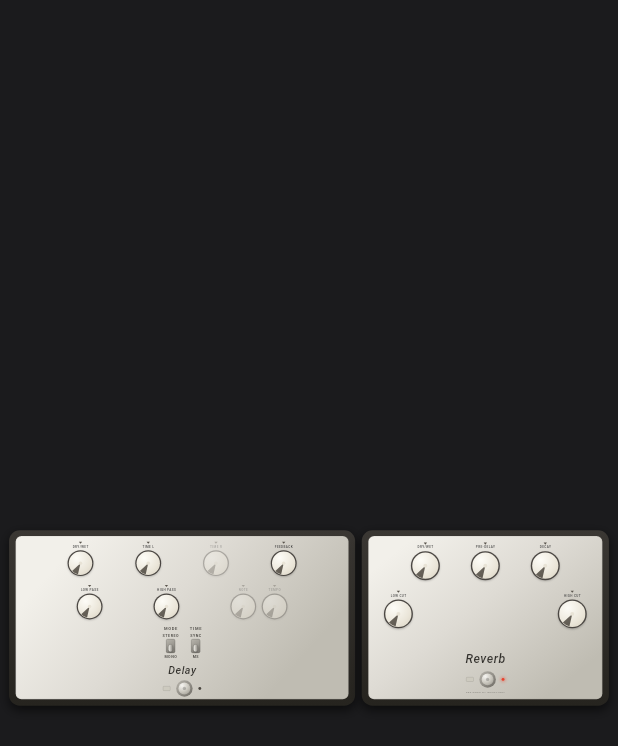
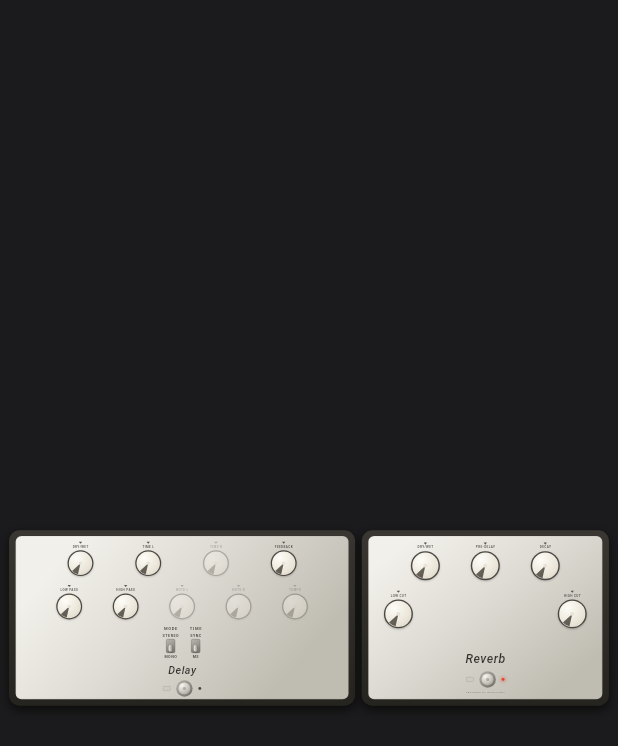
Before and after one commit to kysmegumi3030/neuralrev, a Flutter app: the screen it shows after launch, on a phone screen of 412 x 824 dp. Shown: the top 746 px of the screen. Run offline on Flutter 3.47's test engine with Material 3 defaults, Android fonts, the phone set to English and light mode, and no system bars; Roboto replaces fonts that are missing (Georgia).

Commit message:
fix: unify NOTE L/R display logic and keep original layout position
- NOTE L/R always visible in sync group row (no longer moves to
  separate centered row)
- SYNC off: NOTE L, NOTE R, TEMPO all dimmed at 0.35
- SYNC on + stereo: all three normal
- SYNC on + mono: NOTE L + TEMPO normal, NOTE R dimmed at 0.35

```diff
--- a/flutter_ui/lib/plugin_ui.dart
+++ b/flutter_ui/lib/plugin_ui.dart
@@ -215,37 +215,30 @@ class _DelayPedal extends StatelessWidget {
                   ],
                 ),
                 const SizedBox(height: 6),
-                // ---- 下排：LOW PASS、HIGH PASS + 同步组 ----
+                // ---- 下排：LOW PASS、HIGH PASS、NOTE L、NOTE R、TEMPO ----
                 Row(
                   crossAxisAlignment: CrossAxisAlignment.start,
                   mainAxisAlignment: MainAxisAlignment.spaceEvenly,
                   children: [
                     _knob(bridge, 'd_lowpass', 'LOW PASS', size: 66),
                     _knob(bridge, 'd_highpass', 'HIGH PASS', size: 66),
-                    // SYNC 关 ⇒ NOTE/TEMPO 不参与 DSP，整组变暗
-                    // Stereo + Sync ⇒ 左右声道独立 NOTE 旋钮
-                    // Mono + Sync   ⇒ 单个 NOTE 旋钮（左右共用）
                     Opacity(
                       opacity: synced ? 1.0 : 0.35,
-                      child: Row(
-                        children: [
-                          if (synced && stereo) ...[
-                            _knob(bridge, 'd_note', 'NOTE L',
-                                size: 66, fmt: _noteName),
-                            const SizedBox(width: 10),
-                            _knob(bridge, 'd_noter', 'NOTE R',
-                                size: 66, fmt: _noteName),
-                          ] else ...[
-                            _knob(bridge, 'd_note', 'NOTE',
-                                size: 66, fmt: _noteName),
-                          ],
-                          const SizedBox(width: 10),
-                          _knob(bridge, 'd_tempo', 'TEMPO', size: 66),
-                        ],
-                      ),
+                      child: _knob(bridge, 'd_note', 'NOTE L',
+                          size: 66, fmt: _noteName),
+                    ),
+                    Opacity(
+                      opacity: (synced && stereo) ? 1.0 : 0.35,
+                      child: _knob(bridge, 'd_noter', 'NOTE R',
+                          size: 66, fmt: _noteName),
+                    ),
+                    Opacity(
+                      opacity: synced ? 1.0 : 0.35,
+                      child: _knob(bridge, 'd_tempo', 'TEMPO', size: 66),
                     ),
                   ],
                 ),
+                const Spacer(),
                 const Spacer(),
                 // ---- 两个面板拨钮 ----
                 Row(
```
